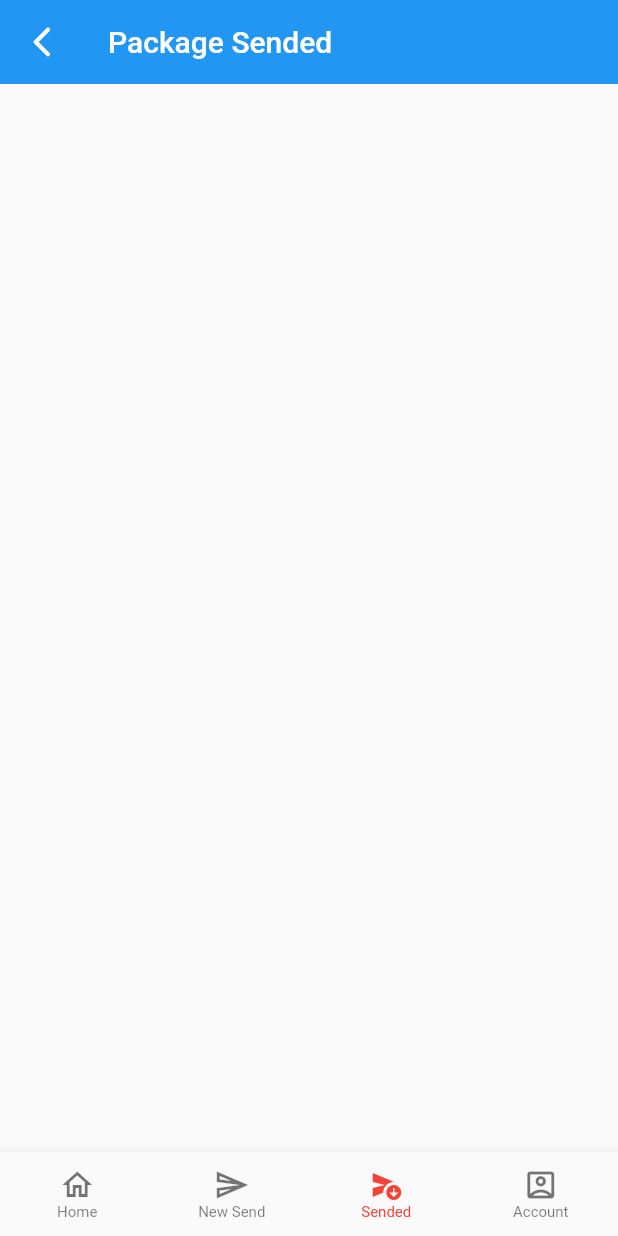
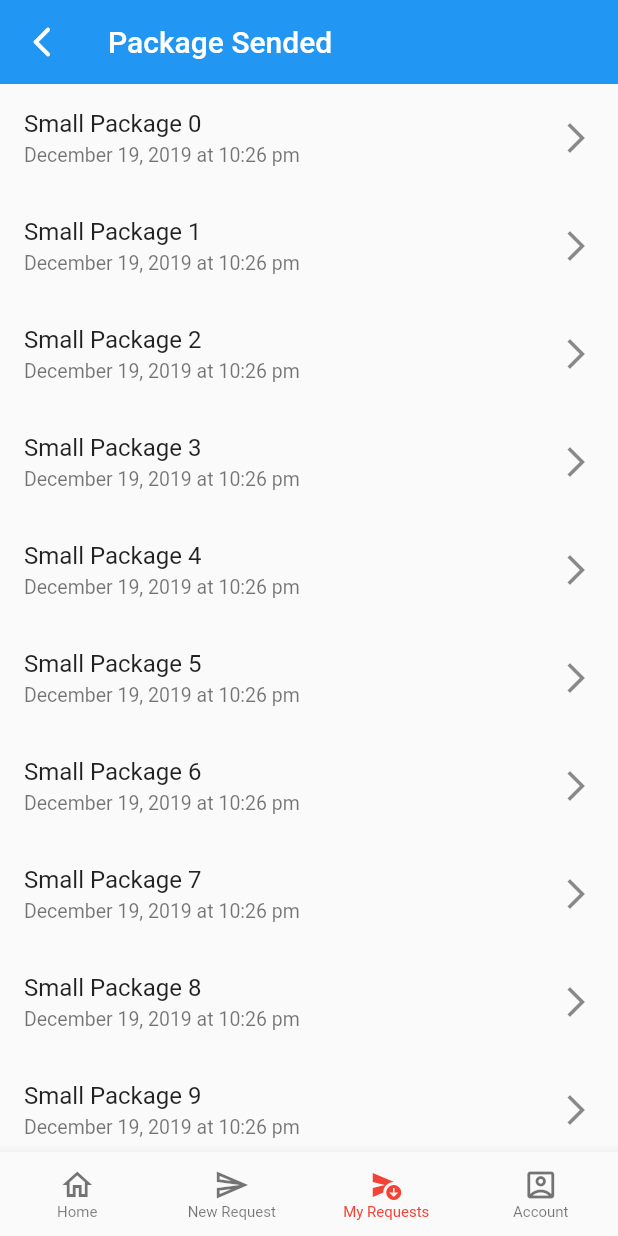
Before and after one commit to olivermendez/Sendi, a Flutter app: the NavScreen screen opened directly, item 3 of the bottom bar chosen, on a phone screen of 412 x 824 dp. Run offline on Flutter 3.47's test engine with Material 2 defaults, Android fonts, the phone set to English and light mode, and no system bars; missing offline and left inert: awesome_card.

Commit message:
Package sended details

```diff
--- a/sendi_app_commerce/lib/src/pages/nav_screen.dart
+++ b/sendi_app_commerce/lib/src/pages/nav_screen.dart
@@ -50,12 +50,12 @@ class _NavScreenState extends State<NavScreen> {
           BottomNavigationBarItem(
             icon: Icon(Icons.send_outlined),
             activeIcon: Icon(Icons.send),
-            label: 'New Send',
+            label: 'New Request',
           ),
           BottomNavigationBarItem(
             icon: Icon(Icons.send_and_archive_rounded),
             activeIcon: Icon(Icons.send_and_archive_sharp),
-            label: 'Sended',
+            label: 'My Requests',
           ),
           BottomNavigationBarItem(
             icon: Icon(Icons.account_box_outlined),
--- a/sendi_app_commerce/lib/src/pages/sended_page.dart
+++ b/sendi_app_commerce/lib/src/pages/sended_page.dart
@@ -1,5 +1,6 @@
 import 'package:flutter/material.dart';
 import 'package:sendi_app_commerce/src/pages/home_page.dart';
+import 'package:sendi_app_commerce/src/pages/package_sended_details.dart';
 
 class SendedPage extends StatelessWidget {
   //const SendPage({Key? key}) : super(key: key);
@@ -19,6 +20,31 @@ class SendedPage extends StatelessWidget {
           },
         ),
       ),
+      body: _builListView(context),
+    );
+  }
+
+  ListView _builListView(BuildContext context) {
+    final _styleTextSubtitle = TextStyle(fontSize: 13.0);
+    return ListView.builder(
+      itemCount: 10,
+      itemBuilder: (_, index) {
+        return ListTile(
+          title: Text("Small Package $index"),
+          subtitle: Text(
+            "December 19, 2019 at 10:26 pm",
+            style: _styleTextSubtitle,
+          ),
+          //leading: Icon(Icons.send_outlined),
+          trailing: Icon(Icons.arrow_forward_ios),
+          onTap: () {
+            Navigator.push(
+                context,
+                MaterialPageRoute(
+                    builder: (context) => PackageSendedDetails(index)));
+          },
+        );
+      },
     );
   }
 }
```
Also changed, not shown: sendi_app_commerce/lib/src/pages/package_sended_details.dart (added, +20 -0 lines).
